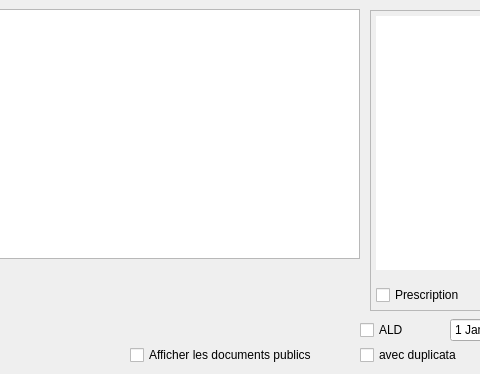
Qt form Dialogs/dlg_impressions.ui (ukinoki/Rufus) before a commit; both pictures show x 390 to 870 and y 0 to 374 of the 1340 by 374 pixel window.
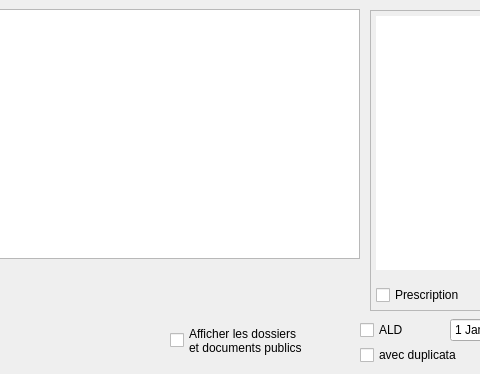
The same form after that commit. Icons and pictures are not drawn. Custom widgets are drawn as their Qt base class.

Diff of the .ui file:
```diff
--- a/Dialogs/dlg_impressions.ui
+++ b/Dialogs/dlg_impressions.ui
@@ -388,14 +388,15 @@
   <widget class="UpCheckBox" name="DocsPublicscheckBox">
    <property name="geometry">
     <rect>
-     <x>520</x>
-     <y>345</y>
-     <width>221</width>
-     <height>20</height>
+     <x>560</x>
+     <y>320</y>
+     <width>181</width>
+     <height>41</height>
     </rect>
    </property>
    <property name="text">
-    <string>Afficher les documents publics</string>
+    <string>Afficher les dossiers
+et documents publics</string>
    </property>
    <property name="checked">
     <bool>false</bool>
```
